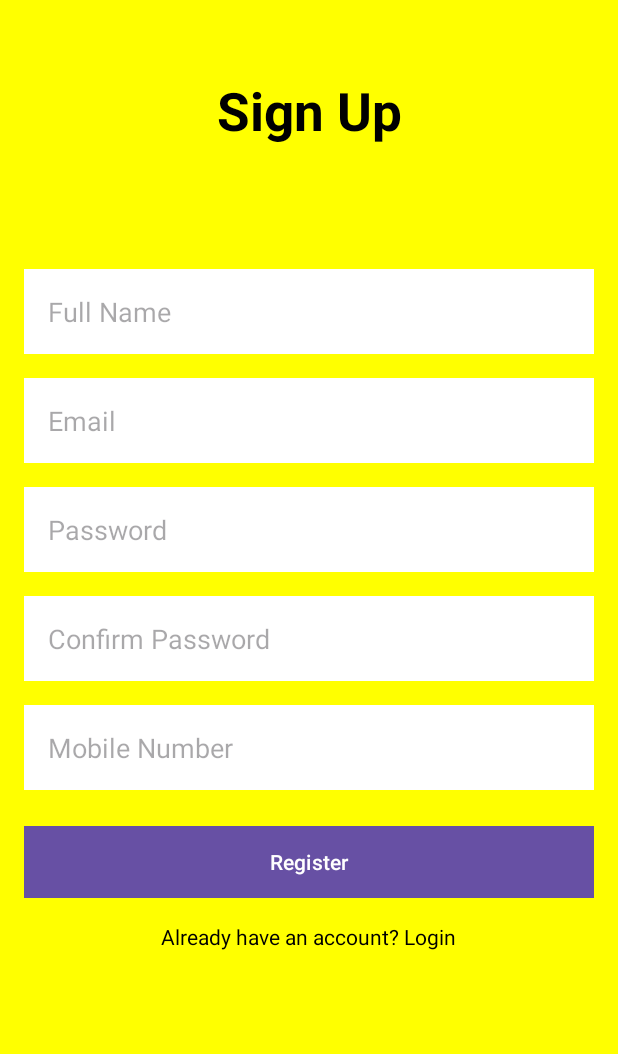
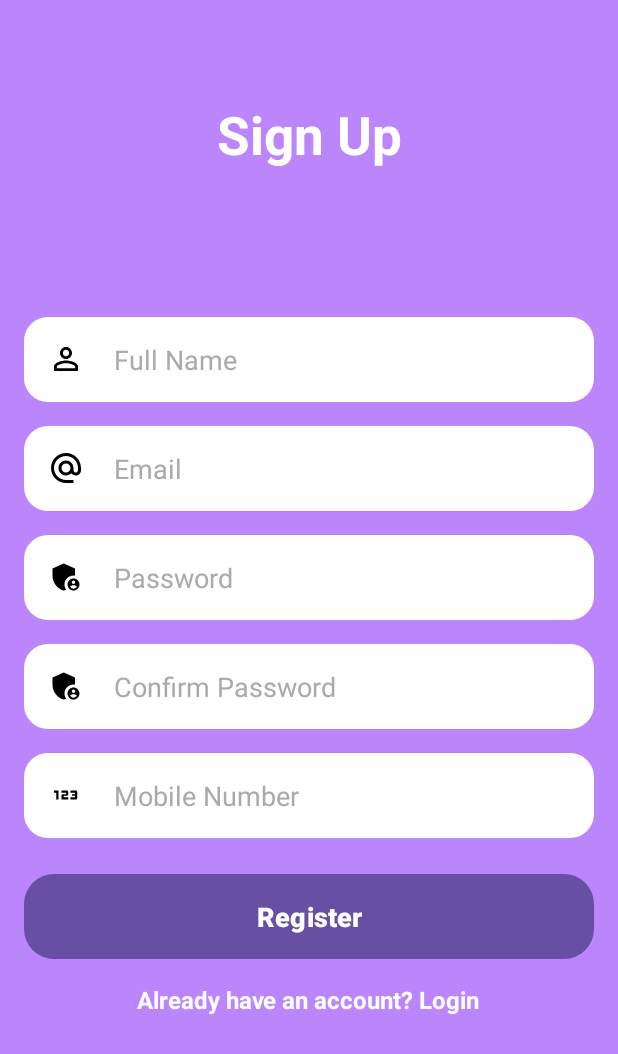
Before and after one commit to nithish1419/androidstudio, an Android app: the RegisterActivity screen opened directly, with no data from a screen before it, on a phone screen of 412 x 824 dp. Shown: the top 1054 px of the screen. Run offline under Robolectric (Android 15) with nearby library versions, the phone set to English and light mode, and no system bars; our stand-ins replace Firebase (no records; nobody signed in at launch, a user with empty details on screens opened directly).

Commit message:
Final Commit

```diff
--- /dev/null
+++ b/app/src/main/res/drawable/baseline_alternate_email_24.xml
@@ -0,0 +1,5 @@
+<vector xmlns:android="http://schemas.android.com/apk/res/android" android:height="24dp" android:tint="#000000" android:viewportHeight="24" android:viewportWidth="24" android:width="24dp">
+
+    <path android:fillColor="@android:color/white" android:pathData="M12,2C6.48,2 2,6.48 2,12s4.48,10 10,10h5v-2h-5c-4.34,0 -8,-3.66 -8,-8s3.66,-8 8,-8 8,3.66 8,8v1.43c0,0.79 -0.71,1.57 -1.5,1.57s-1.5,-0.78 -1.5,-1.57L17,12c0,-2.76 -2.24,-5 -5,-5s-5,2.24 -5,5 2.24,5 5,5c1.38,0 2.64,-0.56 3.54,-1.47 0.65,0.89 1.77,1.47 2.96,1.47 1.97,0 3.5,-1.6 3.5,-3.57L22,12c0,-5.52 -4.48,-10 -10,-10zM12,15c-1.66,0 -3,-1.34 -3,-3s1.34,-3 3,-3 3,1.34 3,3 -1.34,3 -3,3z"/>
+
+</vector>
--- /dev/null
+++ b/app/src/main/res/drawable/baseline_assignment_ind_24.xml
@@ -0,0 +1,5 @@
+<vector xmlns:android="http://schemas.android.com/apk/res/android" android:height="24dp" android:tint="#000000" android:viewportHeight="24" android:viewportWidth="24" android:width="24dp">
+
+    <path android:fillColor="@android:color/white" android:pathData="M19,3h-4.18C14.4,1.84 13.3,1 12,1c-1.3,0 -2.4,0.84 -2.82,2L5,3c-1.1,0 -2,0.9 -2,2v14c0,1.1 0.9,2 2,2h14c1.1,0 2,-0.9 2,-2L21,5c0,-1.1 -0.9,-2 -2,-2zM12,3c0.55,0 1,0.45 1,1s-0.45,1 -1,1 -1,-0.45 -1,-1 0.45,-1 1,-1zM12,7c1.66,0 3,1.34 3,3s-1.34,3 -3,3 -3,-1.34 -3,-3 1.34,-3 3,-3zM18,19L6,19v-1.4c0,-2 4,-3.1 6,-3.1s6,1.1 6,3.1L18,19z"/>
+
+</vector>
--- /dev/null
+++ b/app/src/main/res/drawable/rounded_button_purple.xml
@@ -0,0 +1,5 @@
+<shape xmlns:android="http://schemas.android.com/apk/res/android"
+    android:shape="rectangle">
+    <corners android:radius="20dp" />
+    <solid android:color="@color/purple_700" />
+</shape>
--- /dev/null
+++ b/app/src/main/res/drawable/rounded_corner_dark_purple.xml
@@ -0,0 +1,4 @@
+<shape xmlns:android="http://schemas.android.com/apk/res/android">
+    <solid android:color="@color/purple_700"/>
+    <corners android:radius="16dp"/>
+</shape>
--- /dev/null
+++ b/app/src/main/res/drawable/rounded_corner_light_purple.xml
@@ -0,0 +1,4 @@
+<shape xmlns:android="http://schemas.android.com/apk/res/android">
+    <solid android:color="@color/purple_200"/>
+    <corners android:radius="16dp"/>
+</shape>
--- /dev/null
+++ b/app/src/main/res/drawable/rounded_corner_medium_purple.xml
@@ -0,0 +1,4 @@
+<shape xmlns:android="http://schemas.android.com/apk/res/android">
+    <solid android:color="@color/purple_500"/>
+    <corners android:radius="16dp"/>
+</shape>
--- /dev/null
+++ b/app/src/main/res/drawable/rounded_corner_white.xml
@@ -0,0 +1,4 @@
+<shape xmlns:android="http://schemas.android.com/apk/res/android">
+    <solid android:color="@android:color/white"/>
+    <corners android:radius="16dp"/>
+</shape>
--- a/app/src/main/res/layout/activity_my_fines.xml
+++ b/app/src/main/res/layout/activity_my_fines.xml
@@ -3,6 +3,7 @@
     xmlns:app="http://schemas.android.com/apk/res-auto"
     android:layout_width="match_parent"
     android:layout_height="match_parent"
+    android:background="@color/purple_200"
     android:padding="16dp">
 
     <TextView
@@ -12,6 +13,7 @@
         android:text="My Fines"
         android:textSize="24sp"
         android:textStyle="bold"
+        android:textColor="@color/white"
         android:layout_centerHorizontal="true"
         android:layout_marginTop="32dp"
         android:contentDescription="My Fines Header" />
@@ -22,8 +24,8 @@
         android:layout_height="wrap_content"
         android:layout_below="@id/textViewHeader"
         android:layout_marginTop="16dp"
-        app:tabIndicatorColor="@color/orange"
-        app:tabSelectedTextColor="@color/red"
+        app:tabIndicatorColor="@color/red"
+        app:tabSelectedTextColor="@color/purple_700"
         app:tabTextColor="@android:color/darker_gray"
         android:contentDescription="Tabs for Paid and Unpaid Fines">
 
--- a/app/src/main/res/layout/activity_register.xml
+++ b/app/src/main/res/layout/activity_register.xml
@@ -4,7 +4,7 @@
     android:id="@+id/main"
     android:layout_width="match_parent"
     android:layout_height="match_parent"
-    android:background="@color/yellow">
+    android:background="@color/purple_200">
 
     <TextView
         android:id="@+id/signup"
@@ -13,9 +13,10 @@
         android:layout_margin="50dp"
         android:gravity="center"
         android:text="Sign Up"
-        android:textColor="@android:color/black"
-        android:textSize="35dp"
-        android:textStyle="bold" />
+        android:textColor="@android:color/white"
+        android:textSize="35sp"
+        android:textStyle="bold"
+        android:padding="16dp" />
 
     <EditText
         android:id="@+id/fullName"
@@ -25,9 +26,13 @@
         android:layout_marginStart="16dp"
         android:layout_marginTop="32dp"
         android:layout_marginEnd="16dp"
-        android:background="@android:color/white"
+        android:background="@drawable/rounded_corner_white"
+        android:drawableLeft="@drawable/baseline_person_outline_24"
+        android:drawablePadding="20dp"
         android:hint="Full Name"
-        android:padding="16dp" />
+        android:padding="16dp"
+        android:textColorHint="@android:color/darker_gray"
+        android:textColor="@android:color/black" />
 
     <EditText
         android:id="@+id/email"
@@ -37,10 +42,14 @@
         android:layout_marginStart="16dp"
         android:layout_marginTop="16dp"
         android:layout_marginEnd="16dp"
-        android:background="@android:color/white"
+        android:background="@drawable/rounded_corner_white"
+        android:drawableLeft="@drawable/baseline_alternate_email_24"
+        android:drawablePadding="20dp"
         android:hint="Email"
         android:inputType="textEmailAddress"
-        android:padding="16dp" />
+        android:padding="16dp"
+        android:textColorHint="@android:color/darker_gray"
+        android:textColor="@android:color/black" />
 
     <EditText
         android:id="@+id/password"
@@ -50,10 +59,14 @@
         android:layout_marginStart="16dp"
         android:layout_marginTop="16dp"
         android:layout_marginEnd="16dp"
-        android:background="@android:color/white"
+        android:background="@drawable/rounded_corner_white"
+        android:drawableLeft="@drawable/password"
+        android:drawablePadding="20dp"
         android:hint="Password"
         android:inputType="textPassword"
-        android:padding="16dp" />
+        android:padding="16dp"
+        android:textColorHint="@android:color/darker_gray"
+        android:textColor="@android:color/black" />
 
     <EditText
         android:id="@+id/confirmPassword"
@@ -63,10 +76,14 @@
         android:layout_marginStart="16dp"
         android:layout_marginTop="16dp"
         android:layout_marginEnd="16dp"
-        android:background="@android:color/white"
+        android:background="@drawable/rounded_corner_white"
+        android:drawableLeft="@drawable/password"
+        android:drawablePadding="20dp"
         android:hint="Confirm Password"
         android:inputType="textPassword"
-        android:padding="16dp" />
+        android:padding="16dp"
+        android:textColorHint="@android:color/darker_gray"
+        android:textColor="@android:color/black" />
 
     <EditText
         android:id="@+id/mobileNumber"
@@ -76,10 +93,14 @@
         android:layout_marginStart="16dp"
         android:layout_marginTop="16dp"
         android:layout_marginEnd="16dp"
-        android:background="@android:color/white"
+        android:background="@drawable/rounded_corner_white"
+        android:drawableLeft="@drawable/baseline_123_24"
+        android:drawablePadding="20dp"
         android:hint="Mobile Number"
         android:inputType="phone"
-        android:padding="16dp" />
+        android:padding="16dp"
+        android:textColorHint="@android:color/darker_gray"
+        android:textColor="@android:color/black" />
 
     <com.google.android.material.button.MaterialButton
         android:id="@+id/registerBtn"
@@ -89,9 +110,13 @@
         android:layout_marginStart="16dp"
         android:layout_marginTop="24dp"
         android:layout_marginEnd="16dp"
-        android:background="@color/black"
+        android:background="@drawable/rounded_button_purple"
         android:text="Register"
-        android:textColor="@android:color/white" />
+        android:textColor="@android:color/white"
+        android:textSize="18sp"
+        android:textStyle="bold"
+        android:padding="12dp"
+        android:gravity="center" />
 
     <TextView
         android:id="@+id/loginLink"
@@ -101,6 +126,8 @@
         android:layout_centerHorizontal="true"
         android:layout_marginTop="16dp"
         android:text="Already have an account? Login"
-        android:textColor="@android:color/black" />
+        android:textColor="@android:color/white"
+        android:textSize="16sp"
+        android:textStyle="bold" />
 
 </RelativeLayout>
--- a/app/src/main/res/values/colors.xml
+++ b/app/src/main/res/values/colors.xml
@@ -1,7 +1,6 @@
 <?xml version="1.0" encoding="utf-8"?>
 <resources>
     <color name="black">#FF000000</color>
-    <color name="white">#FFFFFFFF</color>
     <color name="red">#FFFF0000</color>
     <color name="green">#FF00FF00</color>
     <color name="blue">#FF0000FF</color>
@@ -12,7 +11,7 @@
     <color name="navy">#FF000080</color>
     <color name="maroon">#FF800000</color>
     <color name="olive">#FF808000</color>
-    <color name="purple">#FF800080</color>
+    <color name="purple">#851085</color>
     <color name="teal">#FF008080</color>
     <color name="silver">#FFC0C0C0</color>
     <color name="gainsboro">#FFDCDCDC</color>
@@ -27,4 +26,9 @@
     <color name="lightcyan">#FFE0FFFF</color>
     <color name="lightmagenta">#FFF5F5DC</color>
     <color name="violet">#905AF1</color>
+    <color name="purple_200">#BB86FC</color>
+    <color name="purple_500">#6200EE</color>
+    <color name="purple_700">#3700B3</color>
+    <color name="white">#FFFFFF</color>
+    <color name="darker_gray">#A9A9A9</color>
 </resources>
--- a/build.gradle.kts
+++ b/build.gradle.kts
@@ -5,7 +5,9 @@ buildscript {
     }
     dependencies {
         // Add this line for Google services
+        classpath("com.android.tools.build:gradle:8.0.0")
         classpath("com.google.gms:google-services:4.3.15") // Update to the latest version
+
     }
 }
 
```
Also changed, not shown: app/src/main/java/com/example/newfastfine/HomeActivity.java (+4 -4 lines), app/src/main/java/com/example/newfastfine/MainActivity.java (+30 -0 lines), app/src/main/res/layout/activity_home.xml (+57 -71 lines), app/src/main/res/layout/activity_main.xml (+18 -13 lines), app/src/main/res/layout/nav_header.xml (added, +33 -0 lines), app/src/main/res/menu/nav_menu.xml (added, +20 -0 lines), app/src/main/res/drawable/profile.jpg (added).
